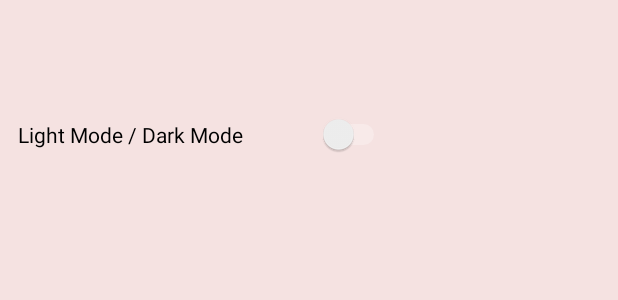
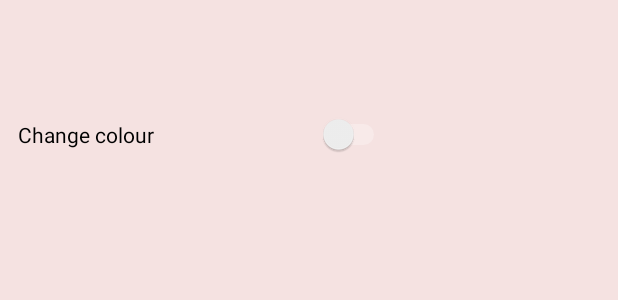
Before and after one commit to sxeix/StudyApp, an Android app: the layout activity_settings_page.xml on its own in the app's theme, with its tools: preview values and no code run, on a phone screen of 412 x 824 dp. Shown: the top 300 px of the screen. Run offline under Robolectric (Android 15) with nearby library versions, the phone set to English and light mode, and no system bars; Roboto replaces fonts that are not available here.

Commit message:
Update Light dark to change colour

```diff
--- a/app/src/main/res/layout/activity_settings_page.xml
+++ b/app/src/main/res/layout/activity_settings_page.xml
@@ -34,7 +34,7 @@
                 android:checked="false"
                 android:gravity="center_horizontal|fill_horizontal|center_vertical"
                 android:padding="2dp"
-                android:text="Light Mode / Dark Mode"
+                android:text="Change colour"
                 android:textColor="#000000" />
 
         </LinearLayout>
```
